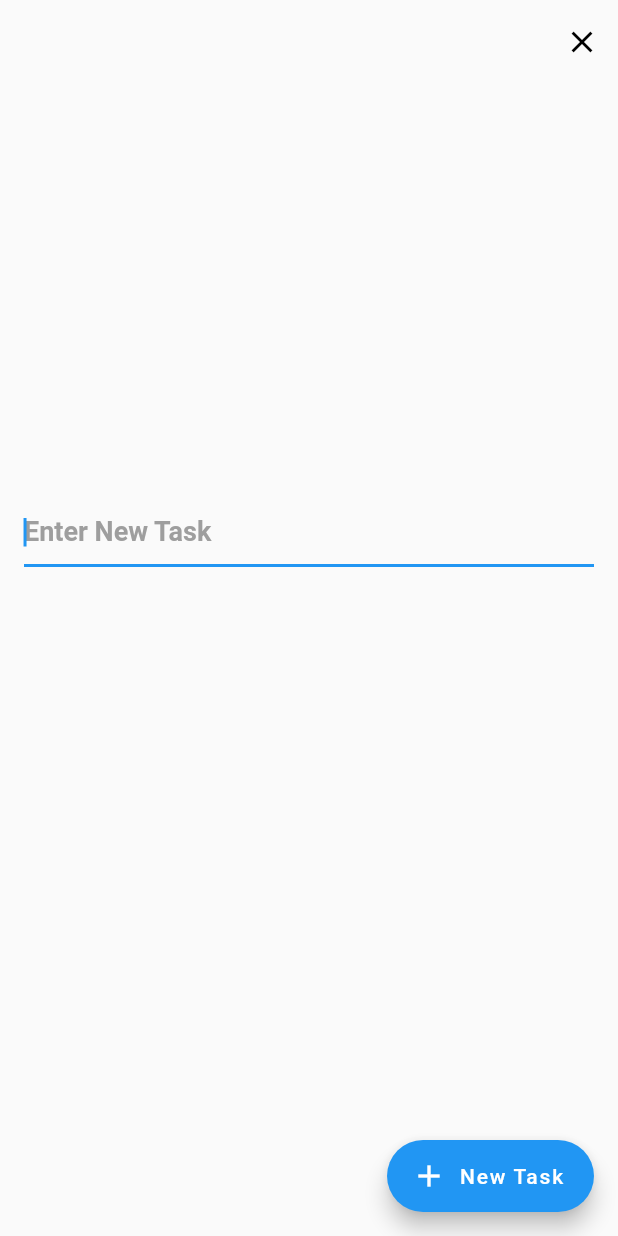
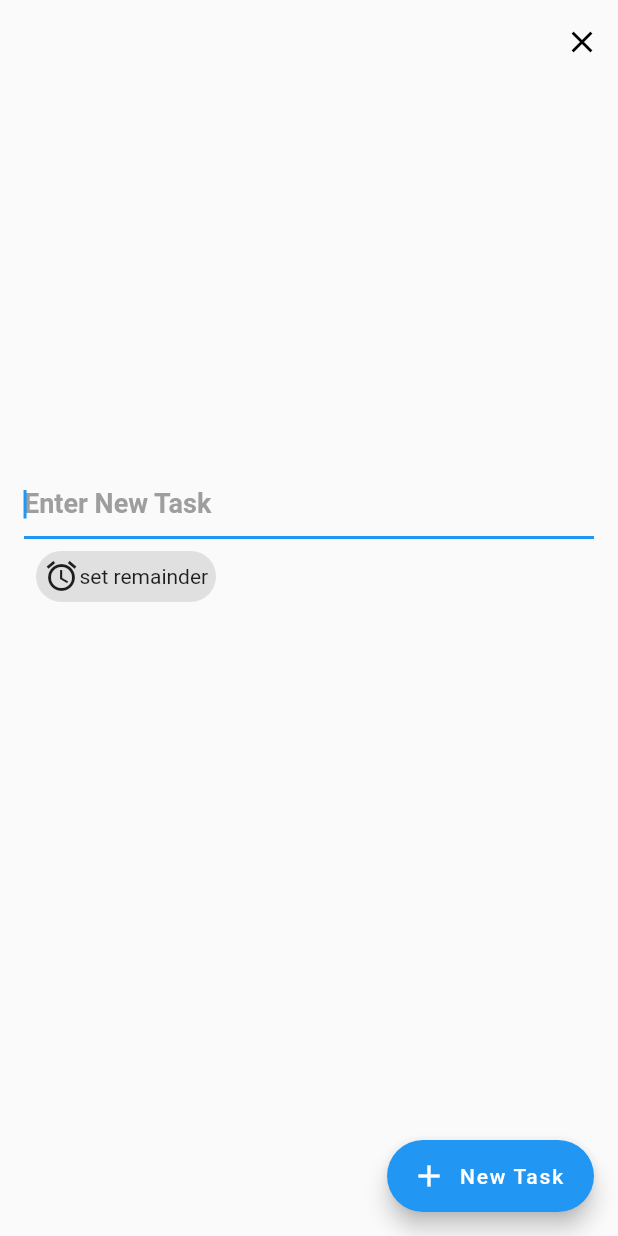
Before and after one commit to nandam2003/Flutter_todoApp, a Flutter app: the screen it shows once a user with an empty profile is signed in, after a tap on the "add" icon, on a phone screen of 412 x 824 dp. Run offline on Flutter 3.47's test engine with Material 2 defaults, Android fonts, the phone set to English and light mode, and no system bars; our stand-ins replace firebase_auth, firebase_core, flutter_slidable, google_sign_in, sqflite; accounts and stored records are empty; network calls fail.

Commit message:
Removed some files

```diff
--- a/lib/screens/add_todo.dart
+++ b/lib/screens/add_todo.dart
@@ -36,13 +36,14 @@ class AddTodo extends StatelessWidget {
           backgroundColor: Colors.transparent,
           elevation: 0,
         ),
-        body: Column(
-          children: [
-            Expanded(
-              child: Container(
+        body: Container(
           alignment: const Alignment(0, -0.25),
           padding: const EdgeInsets.all(16),
-                child: TextField(
+          child: Column(
+            crossAxisAlignment: CrossAxisAlignment.start,
+            mainAxisSize: MainAxisSize.min,
+            children: [
+              TextField(
                 controller: textController,
                 autofocus: true,
                 decoration: InputDecoration(
@@ -52,9 +53,26 @@ class AddTodo extends StatelessWidget {
                         fontWeight: FontWeight.bold,
                         fontSize: 18)),
               ),
+              GestureDetector(
+                onTap: () {},
+                child: Container(
+                  width: 120,
+                  margin: const EdgeInsets.all(8),
+                  padding: const EdgeInsets.all(5),
+                  decoration: BoxDecoration(
+                    borderRadius: BorderRadius.circular(20),
+                    color: Colors.grey[300],
+                  ),
+                  child: Row(
+                    children: const [
+                      Icon(Icons.alarm),
+                      Text('set remainder'),
+                    ],
                   ),
                 ),
+              )
             ],
+          ),
         ),
         floatingActionButton: FloatingActionButton.extended(
           onPressed: () {
```
Also changed, not shown: 3 other files. Lines whose indentation alone changed are shown as unchanged.
